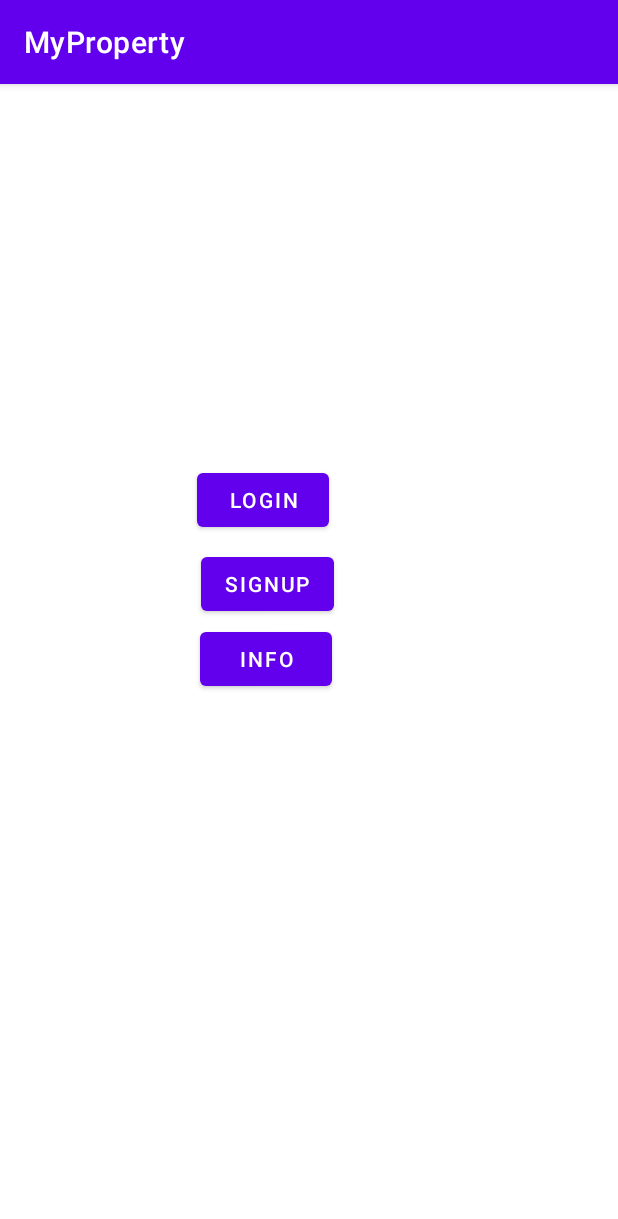
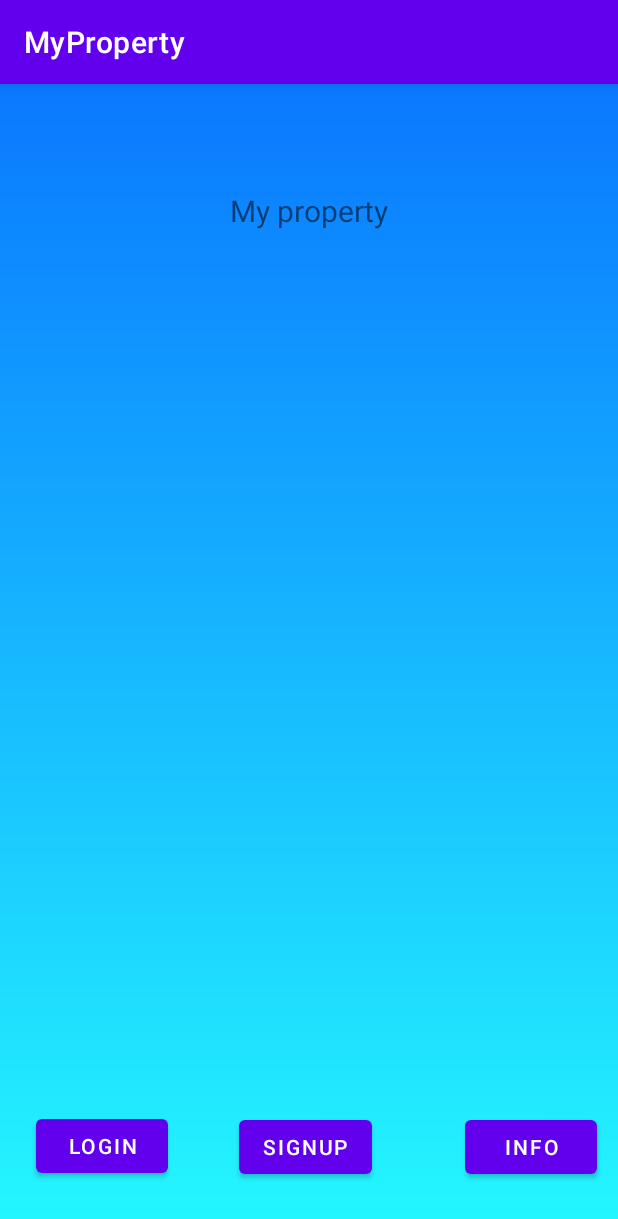
Before and after one commit to andreisdc/ProjectDAWN, an Android app: the screen it shows after launch (MainActivity), on a phone screen of 412 x 824 dp. Shown: the top 1219 px of the screen. Run offline under Robolectric (Android 15) with nearby library versions, the phone set to English and light mode, and no system bars.

Commit message:
Edited design in main fragment

```diff
--- a/app/src/main/res/layout/activity_main.xml
+++ b/app/src/main/res/layout/activity_main.xml
@@ -10,12 +10,12 @@
 	<androidx.fragment.app.FragmentContainerView
 		android:id="@+id/fragmentContainerView"
 		android:name="androidx.navigation.fragment.NavHostFragment"
-		android:layout_width="409dp"
-		android:layout_height="729dp"
-		android:layout_marginStart="1dp"
-		android:layout_marginTop="1dp"
-		android:layout_marginEnd="1dp"
-		android:layout_marginBottom="1dp"
+		android:layout_width="match_parent"
+		android:layout_height="match_parent"
+		android:layout_marginStart="0dp"
+		android:layout_marginTop="0dp"
+		android:layout_marginEnd="0dp"
+		android:layout_marginBottom="0dp"
 		app:defaultNavHost="true"
 		app:layout_constraintBottom_toBottomOf="parent"
 		app:layout_constraintEnd_toEndOf="parent"
--- a/app/src/main/res/layout/fragment_info.xml
+++ b/app/src/main/res/layout/fragment_info.xml
@@ -3,7 +3,8 @@
     xmlns:tools="http://schemas.android.com/tools"
     android:layout_width="match_parent"
     android:layout_height="match_parent"
-    tools:context=".MainActivity.Fragments.InfoFragment">
+    tools:context=".MainActivity.Fragments.InfoFragment"
+    android:background="@color/darkblue">
 
     <!-- TODO: Update blank fragment layout -->
     <TextView
--- a/app/src/main/res/layout/fragment_main.xml
+++ b/app/src/main/res/layout/fragment_main.xml
@@ -4,15 +4,15 @@
 	xmlns:tools="http://schemas.android.com/tools"
 	android:layout_width="match_parent"
 	android:layout_height="match_parent"
-    tools:context=".MainActivity.Fragments.MainFragment">
+	tools:context=".MainActivity.Fragments.MainFragment"
+	android:background="@drawable/signup_gradient">
 
 	<Button
 		android:id="@+id/logInButtonChangeView"
 		android:layout_width="wrap_content"
 		android:layout_height="wrap_content"
-		android:layout_marginStart="132dp"
-		android:layout_marginEnd="191dp"
-		android:layout_marginBottom="200dp"
+		android:layout_marginTop="650dp"
+		android:layout_marginEnd="300dp"
 		android:text="Login"
 		app:layout_constraintBottom_toBottomOf="parent"
 		app:layout_constraintEnd_toEndOf="parent"
@@ -25,7 +25,9 @@
 		android:id="@+id/signupButtonChangeView"
 		android:layout_width="wrap_content"
 		android:layout_height="wrap_content"
-        android:layout_marginBottom="100dp"
+		android:layout_marginStart="150dp"
+		android:layout_marginTop="650dp"
+		android:layout_marginEnd="150dp"
 		android:text="Signup"
 		app:layout_constraintBottom_toBottomOf="parent"
 		app:layout_constraintEnd_toEndOf="parent"
@@ -38,6 +40,8 @@
 		android:id="@+id/infoButtonChangeView"
 		android:layout_width="wrap_content"
 		android:layout_height="wrap_content"
+		android:layout_marginStart="300dp"
+		android:layout_marginTop="650dp"
 		android:text="Info"
 		app:layout_constraintBottom_toBottomOf="parent"
 		app:layout_constraintEnd_toEndOf="parent"
@@ -46,6 +50,16 @@
 		app:layout_constraintTop_toTopOf="parent"
 		app:layout_constraintVertical_bias="0.499" />
 
-
+	<TextView
+		android:id="@+id/textView"
+		android:layout_width="wrap_content"
+		android:layout_height="wrap_content"
+		android:layout_marginBottom="600dp"
+		android:text="@string/mainInitialMessage"
+		android:textSize="20dp"
+		app:layout_constraintBottom_toBottomOf="parent"
+		app:layout_constraintEnd_toEndOf="parent"
+		app:layout_constraintStart_toStartOf="parent"
+		app:layout_constraintTop_toTopOf="parent" />
 
 </androidx.constraintlayout.widget.ConstraintLayout>
--- a/app/src/main/res/layout/fragment_sigup.xml
+++ b/app/src/main/res/layout/fragment_sigup.xml
@@ -87,7 +87,7 @@
         app:layout_constraintTop_toTopOf="parent"
         android:background="@drawable/round_style_for_role_buttons"
         android:backgroundTint="@color/darkblue2"
-        android:src="@drawable/salut"
+        android:src="@drawable/client_image"
         />
 
     <ImageButton
--- a/app/src/main/res/navigation/navigation.xml
+++ b/app/src/main/res/navigation/navigation.xml
@@ -8,7 +8,8 @@
 		android:id="@+id/infoFragment"
 		android:name="com.pontic_studio.myproperty.MainActivity.Fragments.InfoFragment"
 		android:label="fragment_info"
-		tools:layout="@layout/fragment_info" >
+		tools:layout="@layout/fragment_info"
+		>
 		<action
 			android:id="@+id/action_infoFragment_to_mainFragment"
 			app:destination="@id/mainFragment" />
--- a/app/src/main/res/values/strings.xml
+++ b/app/src/main/res/values/strings.xml
@@ -1,6 +1,7 @@
 <resources>
     <string name="app_name">MyProperty</string>
     <string name="hello_blank_fragment">Hello blank fragment</string>
-    <string name="customMessageForClient">                 Hello client.\nPlease fill out the form below to get started</string>
+    <string name="customMessageForClient">Hello client.\nPlease fill out the form below to get started</string>
     <string name="customMessageForOwner">Hello owner.\nPlease fill out the form below to get started</string>
+    <string name="mainInitialMessage">My property</string>
 </resources>
```
Also changed, not shown: app/src/main/res/layout/fragment_login.xml (+19 -7 lines), app/src/main/res/drawable/client_image.png, app/src/main/res/drawable/salut.png (deleted). Lines whose indentation alone changed are shown as unchanged.
